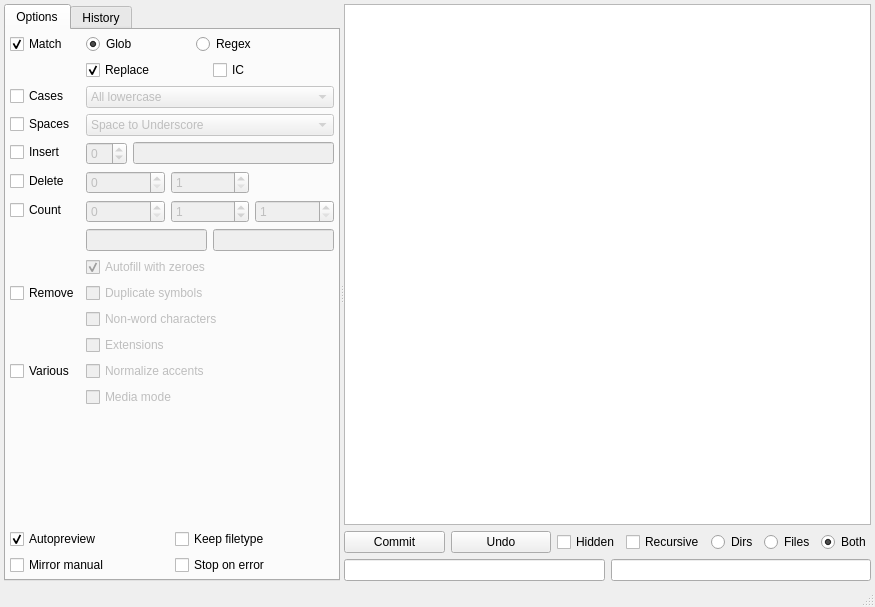
Above: gui/filebrowser/demimove.ui from gmdfalk/60-days-of-python before the change. Below: the same form after it.
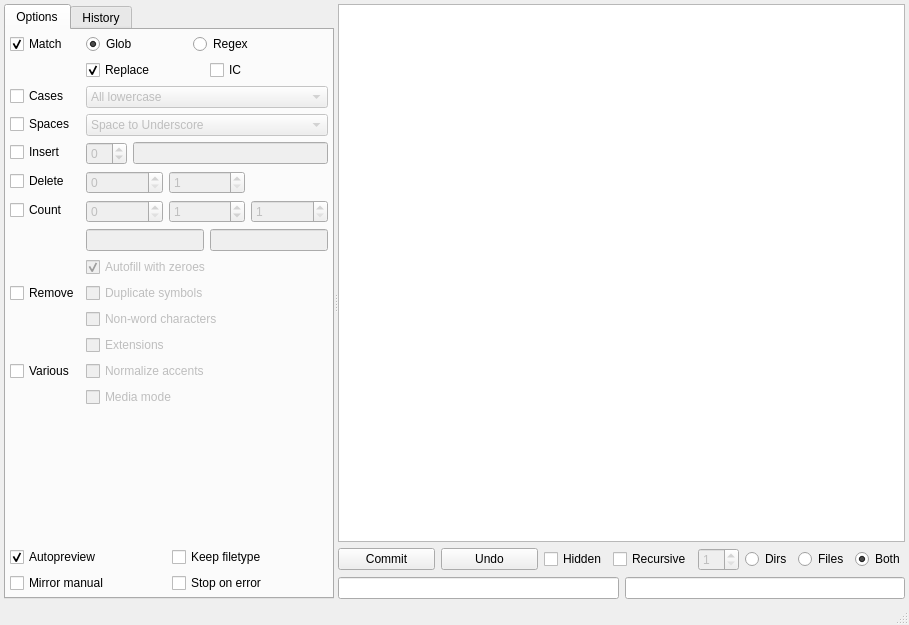
That is the form after the change.

Commit message: recursive depth spinbox implemented

Patch:
```diff
--- a/gui/filebrowser/demimove.ui
+++ b/gui/filebrowser/demimove.ui
@@ -6,8 +6,8 @@
    <rect>
     <x>0</x>
     <y>0</y>
-    <width>875</width>
-    <height>607</height>
+    <width>909</width>
+    <height>625</height>
    </rect>
   </property>
   <property name="windowTitle">
@@ -602,6 +602,16 @@
               </property>
              </widget>
             </item>
+            <item>
+             <widget class="QSpinBox" name="recursivedepth">
+              <property name="enabled">
+               <bool>false</bool>
+              </property>
+              <property name="minimum">
+               <number>1</number>
+              </property>
+             </widget>
+            </item>
             <item>
              <widget class="QRadioButton" name="dirsradio">
               <property name="toolTip">
```
Left out of the diff: 16 changed lines with no effect on the pictures. The commit also changes 3 other files.
